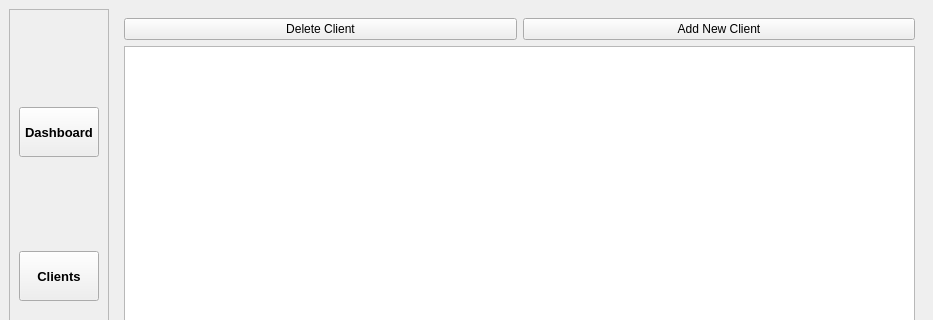
First picture: the form in app/views/main_window.ui, repository cavide-dev/dietician-client-tracker, before the edit; both pictures show x 0 to 933 and y 0 to 320 of the 933 by 720 pixel window.
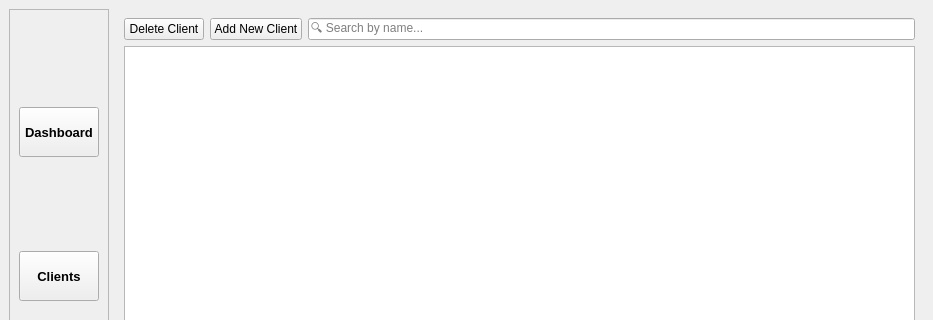
Second picture: the form after the edit. The open tabs and pages were chosen to show the change.

Commit message: feat: add search functionality for clients in main window

Patch:
```diff
--- a/app/views/main_window.ui
+++ b/app/views/main_window.ui
@@ -170,6 +170,13 @@
             </property>
            </widget>
           </item>
+          <item>
+           <widget class="QLineEdit" name="search_clients">
+            <property name="placeholderText">
+             <string>🔍 Search by name...</string>
+            </property>
+           </widget>
+          </item>          
          </layout>
         </item>
         <item>
```
